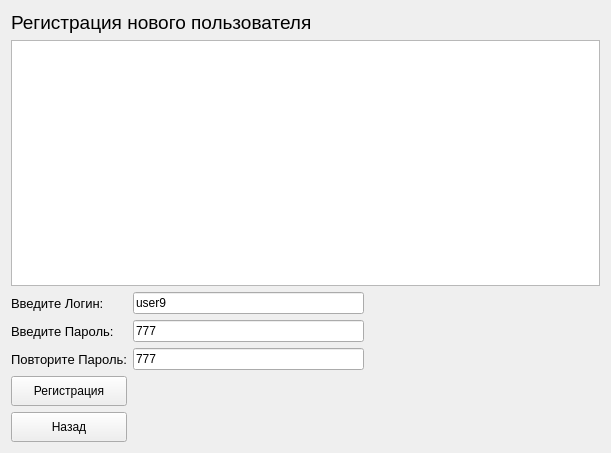
First picture: the form in MyRegi.ui, repository LegSergei/QTProjectCLIENT, before the edit.
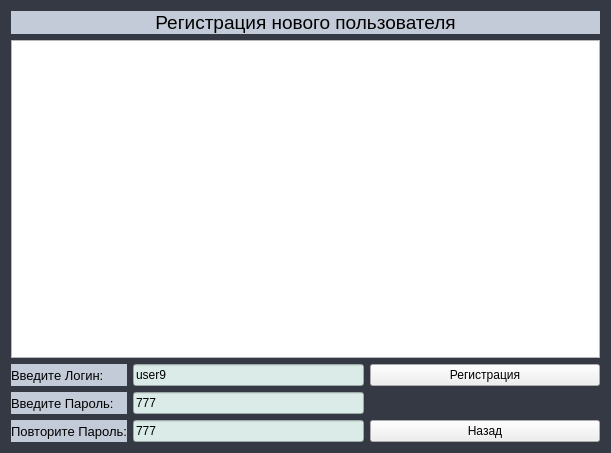
Second picture: the form after the edit. Icons and pictures are not drawn.

The edit to the form file:
```diff
--- a/MyRegi.ui
+++ b/MyRegi.ui
@@ -11,118 +11,141 @@
    </rect>
   </property>
   <property name="windowTitle">
-   <string>MyRegi</string>
+   <string>Chat Registration</string>
+  </property>
+  <property name="styleSheet">
+   <string notr="true">QWidget#MyRegi { background-color: rgb(52, 57, 68); }</string>
   </property>
   <layout class="QGridLayout" name="gridLayout">
-   <item row="2" column="2">
-    <spacer name="horizontalSpacer">
-     <property name="orientation">
-      <enum>Qt::Horizontal</enum>
-     </property>
-     <property name="sizeHint" stdset="0">
-      <size>
-       <width>230</width>
-       <height>20</height>
-      </size>
-     </property>
-    </spacer>
-   </item>
-   <item row="2" column="0">
+   <item row="3" column="0">
     <widget class="QLabel" name="label">
      <property name="font">
       <font>
        <pointsize>10</pointsize>
       </font>
      </property>
+     <property name="styleSheet">
+      <string notr="true">QLabel{ background-color: rgb(195, 203, 217); }</string>
+     </property>
      <property name="text">
       <string>Введите Логин:</string>
      </property>
     </widget>
    </item>
-   <item row="0" column="0" colspan="3">
-    <widget class="QLabel" name="label_4">
-     <property name="font">
-      <font>
-       <pointsize>14</pointsize>
-      </font>
+   <item row="1" column="0" colspan="3">
+    <widget class="QTextEdit" name="te_Main">
+     <property name="styleSheet">
+      <string notr="true">border-image: url(:/QtCLIENT/image/116947-digital_art.jpg);</string>
+     </property>
+     <property name="readOnly">
+      <bool>true</bool>
+     </property>
+    </widget>
+   </item>
+   <item row="3" column="1">
+    <widget class="QLineEdit" name="le_Login">
+     <property name="styleSheet">
+      <string notr="true">QLineEdit { background-color: rgb(219, 236, 232); }</string>
      </property>
      <property name="text">
-      <string>Регистрация нового пользователя</string>
+      <string>user9</string>
+     </property>
+     <property name="maxLength">
+      <number>15</number>
      </property>
     </widget>
    </item>
-   <item row="4" column="2">
-    <spacer name="horizontalSpacer_3">
-     <property name="orientation">
-      <enum>Qt::Horizontal</enum>
-     </property>
-     <property name="sizeHint" stdset="0">
-      <size>
-       <width>230</width>
-       <height>20</height>
-      </size>
-     </property>
-    </spacer>
-   </item>
-   <item row="7" column="0">
+   <item row="7" column="2">
     <widget class="QPushButton" name="pb_back">
      <property name="minimumSize">
       <size>
        <width>0</width>
-       <height>30</height>
+       <height>20</height>
       </size>
      </property>
+     <property name="styleSheet">
+      <string notr="true">border-image: url(:/QtCLIENT/image/279936-snowflake-background-3840x2160-1080p.jpg);</string>
+     </property>
      <property name="text">
       <string>Назад</string>
      </property>
     </widget>
    </item>
-   <item row="3" column="0">
+   <item row="7" column="0">
+    <widget class="QLabel" name="label_3">
+     <property name="font">
+      <font>
+       <pointsize>10</pointsize>
+      </font>
+     </property>
+     <property name="styleSheet">
+      <string notr="true">QLabel{ background-color: rgb(195, 203, 217); }</string>
+     </property>
+     <property name="text">
+      <string>Повторите Пароль:</string>
+     </property>
+    </widget>
+   </item>
+   <item row="6" column="0">
     <widget class="QLabel" name="label_2">
      <property name="font">
       <font>
        <pointsize>10</pointsize>
       </font>
      </property>
+     <property name="styleSheet">
+      <string notr="true">QLabel{ background-color: rgb(195, 203, 217); }</string>
+     </property>
      <property name="text">
       <string>Введите Пароль:</string>
      </property>
     </widget>
    </item>
-   <item row="4" column="1">
+   <item row="7" column="1">
     <widget class="QLineEdit" name="le_Pass_2">
+     <property name="styleSheet">
+      <string notr="true">QLineEdit { background-color: rgb(219, 236, 232); }</string>
+     </property>
      <property name="text">
       <string>777</string>
      </property>
-    </widget>
-   </item>
-   <item row="4" column="0">
-    <widget class="QLabel" name="label_3">
-     <property name="font">
-      <font>
-       <pointsize>10</pointsize>
-      </font>
+     <property name="maxLength">
+      <number>15</number>
      </property>
-     <property name="text">
-      <string>Повторите Пароль:</string>
-     </property>
     </widget>
    </item>
-   <item row="3" column="1">
+   <item row="6" column="1">
     <widget class="QLineEdit" name="le_Pass_1">
+     <property name="styleSheet">
+      <string notr="true">QLineEdit { background-color: rgb(219, 236, 232); }</string>
+     </property>
      <property name="text">
       <string>777</string>
      </property>
+     <property name="maxLength">
+      <number>15</number>
+     </property>
     </widget>
    </item>
-   <item row="1" column="0" colspan="3">
-    <widget class="QTextEdit" name="te_Main">
-     <property name="readOnly">
-      <bool>true</bool>
+   <item row="0" column="0" colspan="3">
+    <widget class="QLabel" name="label_4">
+     <property name="font">
+      <font>
+       <pointsize>14</pointsize>
+      </font>
      </property>
+     <property name="styleSheet">
+      <string notr="true">QLabel{ background-color: rgb(195, 203, 217); }</string>
+     </property>
+     <property name="text">
+      <string>Регистрация нового пользователя</string>
+     </property>
+     <property name="alignment">
+      <set>Qt::AlignCenter</set>
+     </property>
     </widget>
    </item>
-   <item row="3" column="2">
+   <item row="6" column="2">
     <spacer name="horizontalSpacer_2">
      <property name="orientation">
       <enum>Qt::Horizontal</enum>
@@ -135,21 +158,17 @@
      </property>
     </spacer>
    </item>
-   <item row="2" column="1">
-    <widget class="QLineEdit" name="le_Login">
-     <property name="text">
-      <string>user9</string>
-     </property>
-    </widget>
-   </item>
-   <item row="5" column="0">
+   <item row="3" column="2">
     <widget class="QPushButton" name="pb_reg">
      <property name="minimumSize">
       <size>
        <width>0</width>
-       <height>30</height>
+       <height>20</height>
       </size>
      </property>
+     <property name="styleSheet">
+      <string notr="true">border-image: url(:/QtCLIENT/image/279936-snowflake-background-3840x2160-1080p.jpg);</string>
+     </property>
      <property name="text">
       <string>Регистрация</string>
      </property>
```
Left out of the diff: 4 changed lines with no effect on the pictures.
